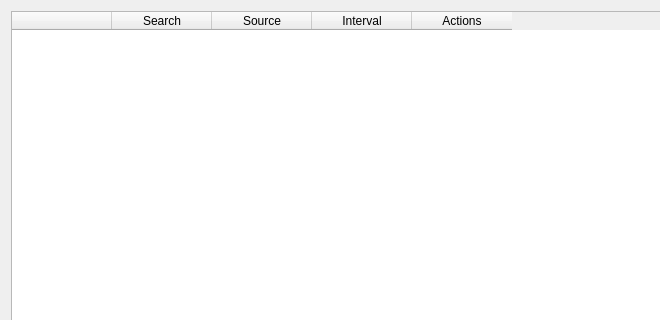
Before: the Qt Designer form gui/src/tabs/monitors-tab.ui in Bionus/imgbrd-grabber, drawn with Qt 5; both pictures show x 0 to 660 and y 0 to 320 of the 798 by 531 pixel window.
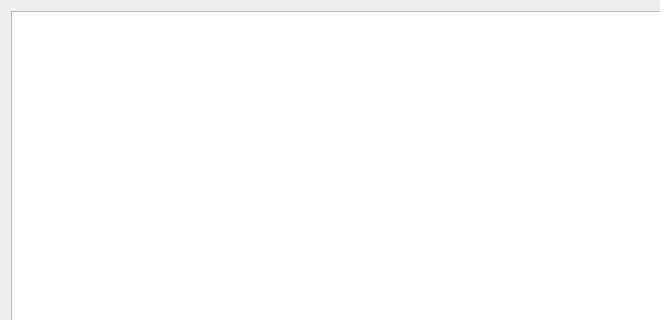
After: the same form once the commit is applied. Icons and pictures are not drawn.

Commit message: Migrate monitors tab table to view/model logic

```diff
--- a/gui/src/tabs/monitors-tab.ui
+++ b/gui/src/tabs/monitors-tab.ui
@@ -31,44 +31,13 @@
   </property>
   <layout class="QVBoxLayout" name="verticalLayout" stretch="0">
    <item>
-    <widget class="QTableWidget" name="tableMonitors">
+    <widget class="QTableView" name="tableMonitors">
      <property name="contextMenuPolicy">
       <enum>Qt::CustomContextMenu</enum>
      </property>
-     <property name="editTriggers">
-      <set>QAbstractItemView::NoEditTriggers</set>
+     <property name="sortingEnabled">
+      <bool>true</bool>
      </property>
-     <property name="showDropIndicator" stdset="0">
-      <bool>false</bool>
-     </property>
-     <property name="dragDropOverwriteMode">
-      <bool>false</bool>
-     </property>
-     <column>
-      <property name="text">
-       <string/>
-      </property>
-     </column>
-     <column>
-      <property name="text">
-       <string>Search</string>
-      </property>
-     </column>
-     <column>
-      <property name="text">
-       <string>Source</string>
-      </property>
-     </column>
-     <column>
-      <property name="text">
-       <string>Interval</string>
-      </property>
-     </column>
-     <column>
-      <property name="text">
-       <string>Actions</string>
-      </property>
-     </column>
     </widget>
    </item>
   </layout>
```
Left out of the diff: 8 changed lines with no effect on the pictures. The commit also changes 7 other files.
